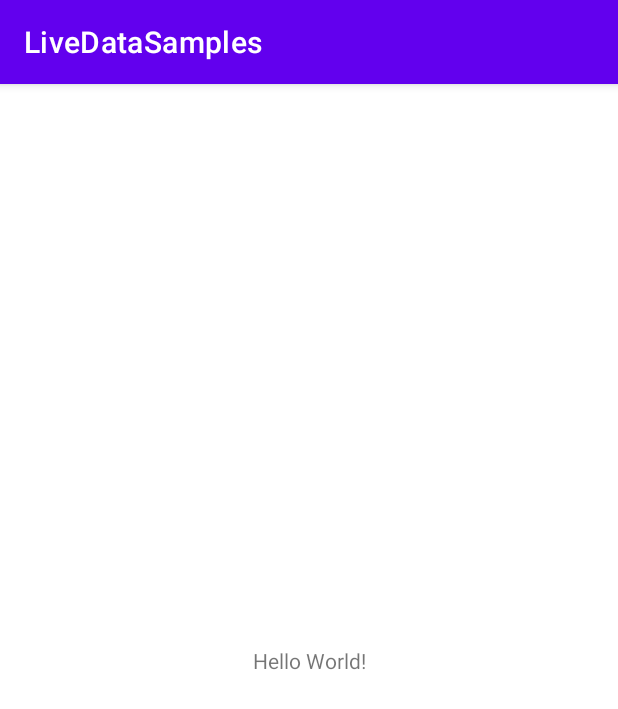
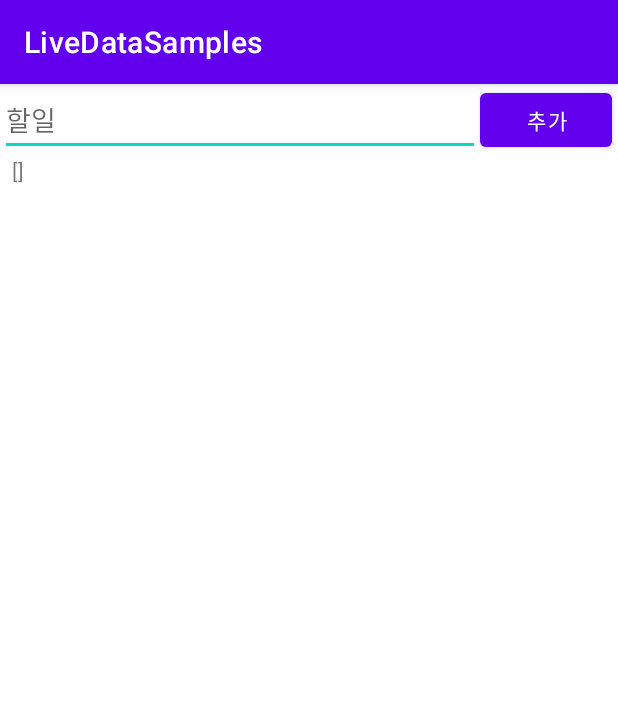
Before and after one commit to codingbjs/LiveDataSamples, an Android app: the screen it shows after launch (MainActivity), on a phone screen of 412 x 824 dp. Shown: the top 709 px of the screen. Run offline under Robolectric (Android 15) with nearby library versions, the phone set to English and light mode, and no system bars; our stand-ins replace Room's generated code.

```diff
--- a/app/build.gradle
+++ b/app/build.gradle
@@ -25,6 +25,10 @@ android {
         sourceCompatibility JavaVersion.VERSION_1_8
         targetCompatibility JavaVersion.VERSION_1_8
     }
+
+    viewBinding {
+        enabled = true
+    }
 }
 
 dependencies {
@@ -32,7 +36,9 @@ dependencies {
     implementation 'androidx.appcompat:appcompat:1.4.1'
     implementation 'com.google.android.material:material:1.5.0'
     implementation 'androidx.constraintlayout:constraintlayout:2.1.3'
+    implementation 'androidx.room:room-runtime:2.4.1'
     testImplementation 'junit:junit:4.13.2'
     androidTestImplementation 'androidx.test.ext:junit:1.1.3'
     androidTestImplementation 'androidx.test.espresso:espresso-core:3.4.0'
+    annotationProcessor 'androidx.room:room-compiler:2.4.1'
 }
--- /dev/null
+++ b/app/src/main/java/com/codingbjs/livedatasamples/AppDatabase.java
@@ -0,0 +1,9 @@
+package com.codingbjs.livedatasamples;
+
+import androidx.room.Database;
+import androidx.room.RoomDatabase;
+
+@Database(entities = {Todo.class}, version = 1)
+public abstract class AppDatabase extends RoomDatabase {
+    public abstract TodoDao todoDao();
+}
--- a/app/src/main/java/com/codingbjs/livedatasamples/MainActivity.java
+++ b/app/src/main/java/com/codingbjs/livedatasamples/MainActivity.java
@@ -1,14 +1,39 @@
 package com.codingbjs.livedatasamples;
 
 import androidx.appcompat.app.AppCompatActivity;
+import androidx.room.Room;
 
 import android.os.Bundle;
+import android.view.View;
+
+import com.codingbjs.livedatasamples.databinding.ActivityMainBinding;
 
 public class MainActivity extends AppCompatActivity {
+
+    ActivityMainBinding mainBinding;
+
+    AppDatabase db;
 
     @Override
     protected void onCreate(Bundle savedInstanceState) {
         super.onCreate(savedInstanceState);
-        setContentView(R.layout.activity_main);
+        mainBinding = ActivityMainBinding.inflate(getLayoutInflater());
+        setContentView(mainBinding.getRoot());
+
+        db = Room.databaseBuilder(this, AppDatabase.class, "todo_db")
+                .allowMainThreadQueries()
+                .build();
+
+        mainBinding.resultText.setText(db.todoDao().getAll().toString());
+
+        mainBinding.addButton.setOnClickListener(new View.OnClickListener() {
+            @Override
+            public void onClick(View view) {
+                db.todoDao().insert(new Todo(mainBinding.todoEditText.getText().toString()));
+                mainBinding.resultText.setText(db.todoDao().getAll().toString());
+            }
+        });
+
+
     }
 }
--- /dev/null
+++ b/app/src/main/java/com/codingbjs/livedatasamples/TodoDao.java
@@ -0,0 +1,25 @@
+package com.codingbjs.livedatasamples;
+
+import androidx.room.Dao;
+import androidx.room.Delete;
+import androidx.room.Insert;
+import androidx.room.Query;
+import androidx.room.Update;
+
+import java.util.List;
+
+@Dao
+public interface TodoDao {
+
+    @Query("SELECT * FROM Todo")
+    List<Todo> getAll();
+
+    @Insert
+    void insert(Todo todo);
+
+    @Update
+    void update(Todo todo);
+
+    @Delete
+    void delete(Todo todo);
+}
--- a/app/src/main/res/layout/activity_main.xml
+++ b/app/src/main/res/layout/activity_main.xml
@@ -6,13 +6,34 @@
     android:layout_height="match_parent"
     tools:context=".MainActivity">
 
-    <TextView
-        android:layout_width="wrap_content"
+    <EditText
+        android:id="@+id/todoEditText"
+        android:layout_width="0dp"
         android:layout_height="wrap_content"
-        android:text="Hello World!"
-        app:layout_constraintBottom_toBottomOf="parent"
-        app:layout_constraintLeft_toLeftOf="parent"
-        app:layout_constraintRight_toRightOf="parent"
+        android:ems="10"
+        android:hint="할일"
+        android:inputType="textPersonName"
+        app:layout_constraintEnd_toStartOf="@+id/addButton"
+        app:layout_constraintStart_toStartOf="parent"
         app:layout_constraintTop_toTopOf="parent" />
 
+    <Button
+        android:id="@+id/addButton"
+        android:layout_width="0dp"
+        android:layout_height="wrap_content"
+        android:layout_marginEnd="4dp"
+        android:text="추가"
+        app:layout_constraintEnd_toEndOf="parent"
+        app:layout_constraintTop_toTopOf="parent" />
+
+    <TextView
+        android:id="@+id/resultText"
+        android:layout_width="0dp"
+        android:layout_height="0dp"
+        android:layout_marginStart="8dp"
+        android:layout_marginEnd="8dp"
+        app:layout_constraintBottom_toBottomOf="parent"
+        app:layout_constraintEnd_toEndOf="parent"
+        app:layout_constraintStart_toStartOf="parent"
+        app:layout_constraintTop_toBottomOf="@+id/todoEditText" />
 </androidx.constraintlayout.widget.ConstraintLayout>
```
Also changed, not shown: app/src/main/java/com/codingbjs/livedatasamples/Todo.java (added, +40 -0 lines).
